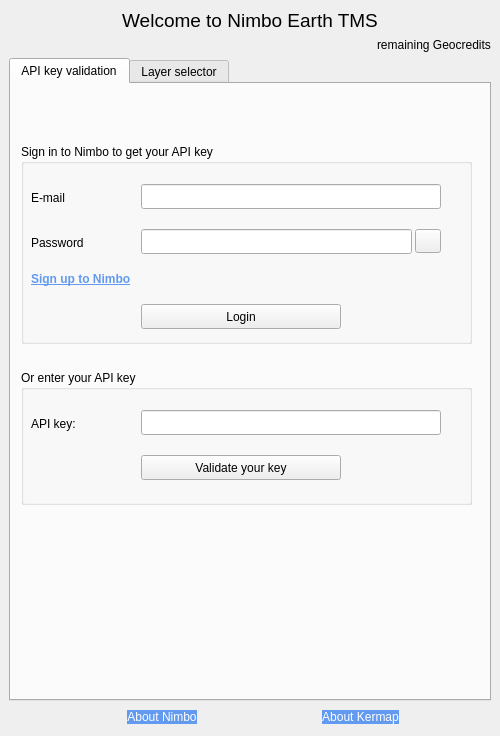
Above: nimbo_earth_dockwidget_base.ui from kermap-bzh/plugin-QGis-Nimbo-Earth before the change. Below: the same form after it.
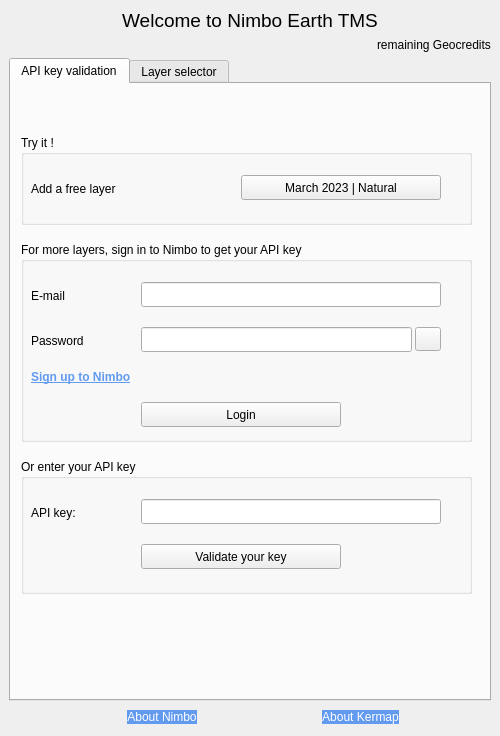
That is the form after the change. The open tabs and pages were chosen to show the change. Icons and pictures are not drawn.

Commit message: add a btn to get trial map

The edit to the form file:
```diff
--- a/nimbo_earth_dockwidget_base.ui
+++ b/nimbo_earth_dockwidget_base.ui
@@ -114,10 +114,55 @@
             <x>10</x>
             <y>40</y>
             <width>451</width>
-            <height>401</height>
+            <height>484</height>
            </rect>
           </property>
-          <layout class="QVBoxLayout" name="key_tab_vLayout" stretch="0,0">
+          <layout class="QVBoxLayout" name="key_tab_vLayout" stretch="0,0,0">
+           <item>
+            <widget class="QGroupBox" name="groupBox_3">
+             <property name="minimumSize">
+              <size>
+               <width>0</width>
+               <height>90</height>
+              </size>
+             </property>
+             <property name="maximumSize">
+              <size>
+               <width>16777215</width>
+               <height>90</height>
+              </size>
+             </property>
+             <property name="title">
+              <string>Try it !</string>
+             </property>
+             <widget class="QPushButton" name="free_pButton">
+              <property name="geometry">
+               <rect>
+                <x>220</x>
+                <y>40</y>
+                <width>200</width>
+                <height>25</height>
+               </rect>
+              </property>
+              <property name="text">
+               <string>March 2023 | Natural</string>
+              </property>
+             </widget>
+             <widget class="QLabel" name="key_label">
+              <property name="geometry">
+               <rect>
+                <x>10</x>
+                <y>45</y>
+                <width>151</width>
+                <height>17</height>
+               </rect>
+              </property>
+              <property name="text">
+               <string>Add a free layer</string>
+              </property>
+             </widget>
+            </widget>
+           </item>
            <item>
             <widget class="QGroupBox" name="groupBox">
              <property name="minimumSize">
@@ -133,7 +178,7 @@
               </size>
              </property>
              <property name="title">
-              <string>Sign in to Nimbo to get your API key</string>
+              <string>For more layers, sign in to Nimbo to get your API key</string>
              </property>
              <widget class="QLabel" name="email_label">
               <property name="geometry">
```
Left out of the diff: 2 changed lines with no effect on the pictures. The commit also changes 1 other file.
